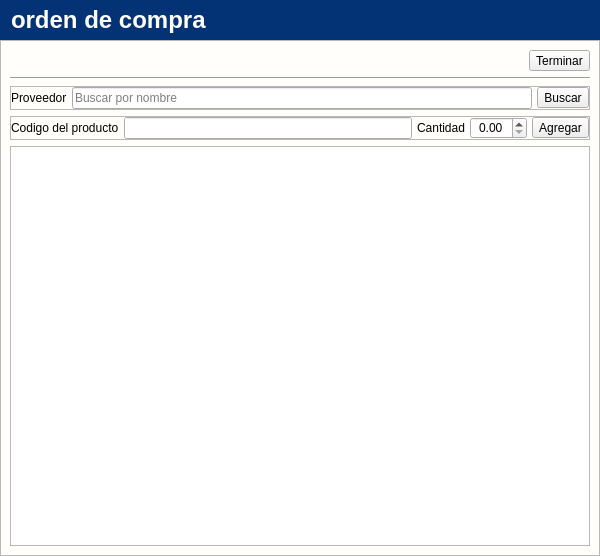
Old version of the form app/View/UserInterfaceUi/UI_CREAR_ORDEN_DE_COMPRA.ui in the repository LAngelVp/software-punto-de-venta.
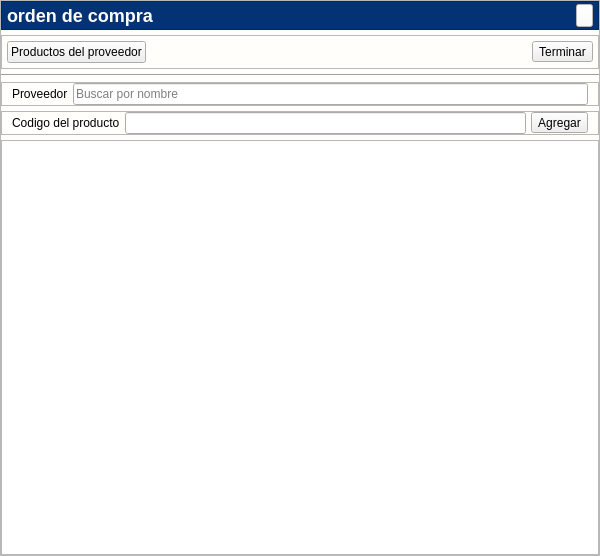
New version of the form. Icons and pictures are not drawn.

```diff
--- a/app/View/UserInterfaceUi/UI_CREAR_ORDEN_DE_COMPRA.ui
+++ b/app/View/UserInterfaceUi/UI_CREAR_ORDEN_DE_COMPRA.ui
@@ -29,13 +29,18 @@
    <string notr="true">#Orden_compra{
 background-color: #fffefb;
 }
-#label_wc_titulo_ordencompra{
+#contenedor_encabezado{
 background-color: rgb(3, 51, 116);
-color:#fffefb;
-font-size: 24px;
-font-weight: bold;
-padding-left: 5px;
-text-transform: uppercase;
+height: 30px;
+}
+#label_wc_titulo_ordencompra{
+color: #fffefb;
+font-size: 18px;
+font-weight:bold;
+font-family:&quot;Arial&quot;;
+}
+[objectName*=&quot;frame&quot;]{
+background-color: #fffefb;
 }
 *[objectName*=&quot;etiqueta_&quot;]{
 font-family: Arial;
@@ -43,16 +48,15 @@
 font-weight:bold;
 }
 *[objectName*=&quot;btn_btn_&quot;]{
-font-family: Arial;
+background: #00619a;
 font-size: 14px;
+font-family: Arial;
 font-weight: bold;
-color: #fffefb;
-min-height: 30px;
+min-height: 25px;
+border: none;
 border-radius: 5px;
-background-color:#00619a;
-text-align: center;
-padding-left: 5px;
-padding-right: 5px;
+color: #fffefb;
+padding: 3px 5px;
 }
 *[objectName*=&quot;btn_btn_agregar&quot;]{
 background-color: #00619a;
@@ -66,6 +70,14 @@
 #btn_btn_terminar:hover{
 background-color: #68a67d;
 }
+#btn_btn_cerrar{
+background-color: #fffefb;
+min-height:15px;
+max-width:15px;
+}
+#btn_btn_cerrar:pressed{
+background: rgb(222, 221, 218);
+}
 *[objectName*=&quot;txt_&quot;]{
 background-color:#F5F5F5;
 color: #1d1c1c;
@@ -97,42 +109,6 @@
     font-size: 14px;
 }
 
-/* Barra vertical */
-[objectName*=&quot;tabla_&quot;] QScrollBar:vertical {
-    border: 1px solid gray;
-    background: #023375;
-    width: 12px;  /* Fijamos el tamaño de la barra vertical */
-    border-radius: 4px;
-    margin: 22px 0 22px 0;
-}
-
-/* Manejador de la barra vertical */
-[objectName*=&quot;tabla_&quot;] QScrollBar::handle:vertical {
-    background: #023375;
-    min-height: 20px;  /* Altura mínima del manejador */
-    border-radius: 4px;
-}
-
-/* Elementos de la flecha de la barra vertical */
-[objectName*=&quot;tabla_&quot;] QScrollBar::add-line:vertical,
-[objectName*=&quot;tabla_&quot;] QScrollBar::sub-line:vertical {
-    background-color: none;
-}
-
-/* Barra horizontal */
-[objectName*=&quot;tabla_&quot;] QScrollBar:horizontal {
-    background: #023375;
-    height: 12px;  /* Fijamos el tamaño de la barra horizontal */
-    border-radius: 4px;
-}
-
-/* Manejador de la barra horizontal */
-[objectName*=&quot;tabla_&quot;] QScrollBar::handle:horizontal {
-    background: #023375;
-    height: 12px;  /* Altura del manejador horizontal */
-    border-radius: 4px;
-}
-
 /* Encabezados de la tabla */
 [objectName*=&quot;tabla_&quot;] QHeaderView::section {
     background-color: #023375;
@@ -172,7 +148,7 @@
    <property name="spacing">
     <number>0</number>
    </property>
-   <item row="1" column="0">
+   <item row="0" column="0">
     <widget class="QFrame" name="frame">
      <property name="frameShape">
       <enum>QFrame::StyledPanel</enum>
@@ -181,10 +157,165 @@
       <enum>QFrame::Raised</enum>
      </property>
      <layout class="QGridLayout" name="gridLayout_4">
-      <item row="5" column="0" colspan="2">
-       <widget class="QTableView" name="tabla_ordencompra"/>
+      <property name="leftMargin">
+       <number>0</number>
+      </property>
+      <property name="topMargin">
+       <number>0</number>
+      </property>
+      <property name="rightMargin">
+       <number>0</number>
+      </property>
+      <property name="bottomMargin">
+       <number>0</number>
+      </property>
+      <property name="horizontalSpacing">
+       <number>0</number>
+      </property>
+      <property name="verticalSpacing">
+       <number>5</number>
+      </property>
+      <item row="0" column="0">
+       <widget class="QFrame" name="contenedor_encabezado">
+        <property name="frameShape">
+         <enum>QFrame::StyledPanel</enum>
+        </property>
+        <property name="frameShadow">
+         <enum>QFrame::Raised</enum>
+        </property>
+        <layout class="QHBoxLayout" name="horizontalLayout">
+         <property name="spacing">
+          <number>0</number>
+         </property>
+         <property name="leftMargin">
+          <number>5</number>
+         </property>
+         <property name="topMargin">
+          <number>2</number>
+         </property>
+         <property name="rightMargin">
+          <number>5</number>
+         </property>
+         <property name="bottomMargin">
+          <number>2</number>
+         </property>
+         <item>
+          <widget class="QLabel" name="label_wc_titulo_ordencompra">
+           <property name="minimumSize">
+            <size>
+             <width>0</width>
+             <height>0</height>
+            </size>
+           </property>
+           <property name="maximumSize">
+            <size>
+             <width>16777215</width>
+             <height>16777215</height>
+            </size>
+           </property>
+           <property name="text">
+            <string>orden de compra</string>
+           </property>
+          </widget>
+         </item>
+         <item>
+          <spacer name="horizontalSpacer_2">
+           <property name="orientation">
+            <enum>Qt::Horizontal</enum>
+           </property>
+           <property name="sizeHint" stdset="0">
+            <size>
+             <width>411</width>
+             <height>20</height>
+            </size>
+           </property>
+          </spacer>
+         </item>
+         <item>
+          <widget class="QPushButton" name="btn_btn_cerrar">
+           <property name="cursor">
+            <cursorShape>PointingHandCursor</cursorShape>
+           </property>
+           <property name="text">
+            <string/>
+           </property>
+           <property name="icon">
+            <iconset resource="../../Source/ibootstrap.qrc">
+             <normaloff>:/Icons/Bootstrap/x-lg.svg</normaloff>:/Icons/Bootstrap/x-lg.svg</iconset>
+           </property>
+          </widget>
+         </item>
+        </layout>
+       </widget>
       </item>
-      <item row="2" column="0" colspan="2">
+      <item row="1" column="0">
+       <widget class="QFrame" name="frame_4">
+        <property name="frameShape">
+         <enum>QFrame::StyledPanel</enum>
+        </property>
+        <property name="frameShadow">
+         <enum>QFrame::Raised</enum>
+        </property>
+        <layout class="QHBoxLayout" name="horizontalLayout_2">
+         <property name="spacing">
+          <number>5</number>
+         </property>
+         <property name="leftMargin">
+          <number>5</number>
+         </property>
+         <property name="topMargin">
+          <number>5</number>
+         </property>
+         <property name="rightMargin">
+          <number>5</number>
+         </property>
+         <property name="bottomMargin">
+          <number>5</number>
+         </property>
+         <item>
+          <widget class="QPushButton" name="btn_btn_productosProveedor">
+           <property name="cursor">
+            <cursorShape>PointingHandCursor</cursorShape>
+           </property>
+           <property name="text">
+            <string>Productos del proveedor</string>
+           </property>
+          </widget>
+         </item>
+         <item>
+          <spacer name="horizontalSpacer">
+           <property name="orientation">
+            <enum>Qt::Horizontal</enum>
+           </property>
+           <property name="sizeHint" stdset="0">
+            <size>
+             <width>315</width>
+             <height>20</height>
+            </size>
+           </property>
+          </spacer>
+         </item>
+         <item>
+          <widget class="QToolButton" name="btn_btn_terminar">
+           <property name="cursor">
+            <cursorShape>PointingHandCursor</cursorShape>
+           </property>
+           <property name="text">
+            <string>Terminar</string>
+           </property>
+          </widget>
+         </item>
+        </layout>
+       </widget>
+      </item>
+      <item row="2" column="0">
+       <widget class="Line" name="line">
+        <property name="orientation">
+         <enum>Qt::Horizontal</enum>
+        </property>
+       </widget>
+      </item>
+      <item row="3" column="0">
        <widget class="QFrame" name="frame_2">
         <property name="frameShape">
          <enum>QFrame::StyledPanel</enum>
@@ -194,13 +325,13 @@
         </property>
         <layout class="QGridLayout" name="gridLayout_2">
          <property name="leftMargin">
-          <number>0</number>
+          <number>10</number>
          </property>
          <property name="topMargin">
           <number>0</number>
          </property>
          <property name="rightMargin">
-          <number>0</number>
+          <number>10</number>
          </property>
          <property name="bottomMargin">
           <number>0</number>
@@ -211,6 +342,13 @@
          <property name="verticalSpacing">
           <number>0</number>
          </property>
+         <item row="0" column="1">
+          <widget class="QLineEdit" name="txt_buscarproveedor">
+           <property name="placeholderText">
+            <string>Buscar por nombre</string>
+           </property>
+          </widget>
+         </item>
          <item row="0" column="0">
           <widget class="QLabel" name="etiqueta_proveedor">
            <property name="text">
@@ -221,27 +359,10 @@
            </property>
           </widget>
          </item>
-         <item row="0" column="1">
-          <widget class="QLineEdit" name="txt_buscarproveedor">
-           <property name="placeholderText">
-            <string>Buscar por nombre</string>
-           </property>
-          </widget>
-         </item>
-         <item row="0" column="2">
-          <widget class="QToolButton" name="btn_btn_buscar">
-           <property name="cursor">
-            <cursorShape>PointingHandCursor</cursorShape>
-           </property>
-           <property name="text">
-            <string>Buscar</string>
-           </property>
-          </widget>
-         </item>
         </layout>
        </widget>
       </item>
-      <item row="3" column="0" colspan="2">
+      <item row="4" column="0">
        <widget class="QFrame" name="frame_3">
         <property name="frameShape">
          <enum>QFrame::StyledPanel</enum>
@@ -251,13 +372,13 @@
         </property>
         <layout class="QGridLayout" name="gridLayout_3">
          <property name="leftMargin">
-          <number>0</number>
+          <number>10</number>
          </property>
          <property name="topMargin">
           <number>0</number>
          </property>
          <property name="rightMargin">
-          <number>0</number>
+          <number>10</number>
          </property>
          <property name="bottomMargin">
           <number>0</number>
@@ -268,13 +389,6 @@
          <property name="verticalSpacing">
           <number>0</number>
          </property>
-         <item row="0" column="3">
-          <widget class="QDoubleSpinBox" name="numerodecimal_cantidadproducto">
-           <property name="alignment">
-            <set>Qt::AlignCenter</set>
-           </property>
-          </widget>
-         </item>
          <item row="0" column="0">
           <widget class="QLabel" name="etiqueta_codigobarras">
            <property name="text">
@@ -286,13 +400,6 @@
           <widget class="QLineEdit" name="txt_buscarproducto"/>
          </item>
          <item row="0" column="2">
-          <widget class="QLabel" name="etiqueta_cantidadproductos">
-           <property name="text">
-            <string>Cantidad</string>
-           </property>
-          </widget>
-         </item>
-         <item row="0" column="4">
           <widget class="QToolButton" name="btn_btn_agregar">
            <property name="cursor">
             <cursorShape>PointingHandCursor</cursorShape>
@@ -305,58 +412,12 @@
         </layout>
        </widget>
       </item>
-      <item row="0" column="1">
-       <widget class="QToolButton" name="btn_btn_terminar">
-        <property name="cursor">
-         <cursorShape>PointingHandCursor</cursorShape>
-        </property>
-        <property name="text">
-         <string>Terminar</string>
-        </property>
-       </widget>
-      </item>
-      <item row="0" column="0">
-       <spacer name="horizontalSpacer">
-        <property name="orientation">
-         <enum>Qt::Horizontal</enum>
-        </property>
-        <property name="sizeHint" stdset="0">
-         <size>
-          <width>489</width>
-          <height>20</height>
-         </size>
-        </property>
-       </spacer>
-      </item>
-      <item row="1" column="0" colspan="2">
-       <widget class="Line" name="line">
-        <property name="orientation">
-         <enum>Qt::Horizontal</enum>
-        </property>
-       </widget>
+      <item row="5" column="0">
+       <widget class="QTableView" name="tabla_ordencompra"/>
       </item>
      </layout>
     </widget>
    </item>
-   <item row="0" column="0">
-    <widget class="QLabel" name="label_wc_titulo_ordencompra">
-     <property name="minimumSize">
-      <size>
-       <width>0</width>
-       <height>40</height>
-      </size>
-     </property>
-     <property name="maximumSize">
-      <size>
-       <width>16777215</width>
-       <height>40</height>
-      </size>
-     </property>
-     <property name="text">
-      <string>orden de compra</string>
-     </property>
-    </widget>
-   </item>
   </layout>
  </widget>
  <resources/>
```
Left out of the diff: 4 changed lines with no effect on the pictures.
